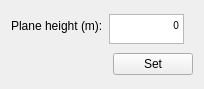
Above: plane_height_setter_ui.ui from xEnVrE/DecaWaveEVB1000Viewer before the change. Below: the same form after it.
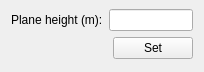
That is the form after the change.

Commit message: - change planeHeightTextEdit to planeHeightLineEdit in plane_height_setter_ui.ui - get text of anchors common plane height using text() instead of toPlainText() - change layout in EVB1000ViewerMainWindow accordingly

The edit to the form file:
```diff
--- a/plane_height_setter_ui.ui
+++ b/plane_height_setter_ui.ui
@@ -7,27 +7,36 @@
     <x>0</x>
     <y>0</y>
     <width>204</width>
-    <height>89</height>
+    <height>72</height>
    </rect>
   </property>
   <property name="minimumSize">
    <size>
     <width>204</width>
-    <height>89</height>
+    <height>50</height>
    </size>
   </property>
   <property name="maximumSize">
    <size>
     <width>204</width>
-    <height>89</height>
+    <height>72</height>
    </size>
   </property>
   <property name="windowTitle">
    <string>Form</string>
   </property>
   <layout class="QFormLayout" name="formLayout">
+   <property name="horizontalSpacing">
+    <number>6</number>
+   </property>
+   <property name="verticalSpacing">
+    <number>6</number>
+   </property>
+   <property name="topMargin">
+    <number>9</number>
+   </property>
    <property name="bottomMargin">
-    <number>11</number>
+    <number>9</number>
    </property>
    <item row="0" column="0">
     <widget class="QLabel" name="planeHeightLabel">
@@ -43,27 +52,7 @@
     </widget>
    </item>
    <item row="0" column="1">
-    <widget class="QTextEdit" name="planeHeightTextEdit">
-     <property name="minimumSize">
-      <size>
-       <width>75</width>
-       <height>30</height>
-      </size>
-     </property>
-     <property name="maximumSize">
-      <size>
-       <width>75</width>
-       <height>30</height>
-      </size>
-     </property>
-     <property name="html">
-      <string>&lt;!DOCTYPE HTML PUBLIC &quot;-//W3C//DTD HTML 4.0//EN&quot; &quot;http://www.w3.org/TR/REC-html40/strict.dtd&quot;&gt;
-&lt;html&gt;&lt;head&gt;&lt;meta name=&quot;qrichtext&quot; content=&quot;1&quot; /&gt;&lt;style type=&quot;text/css&quot;&gt;
-p, li { white-space: pre-wrap; }
-&lt;/style&gt;&lt;/head&gt;&lt;body style=&quot; font-family:'MS Shell Dlg 2'; font-size:7.8pt; font-weight:400; font-style:normal;&quot;&gt;
-&lt;p align=&quot;right&quot; style=&quot; margin-top:0px; margin-bottom:0px; margin-left:0px; margin-right:0px; -qt-block-indent:0; text-indent:0px;&quot;&gt;0&lt;/p&gt;&lt;/body&gt;&lt;/html&gt;</string>
-     </property>
-    </widget>
+    <widget class="QLineEdit" name="planeHeightLineEdit"/>
    </item>
    <item row="1" column="0" colspan="2">
     <layout class="QHBoxLayout" name="planeHeightHorizontalLayout">
```
The commit also changes 2 other files.
